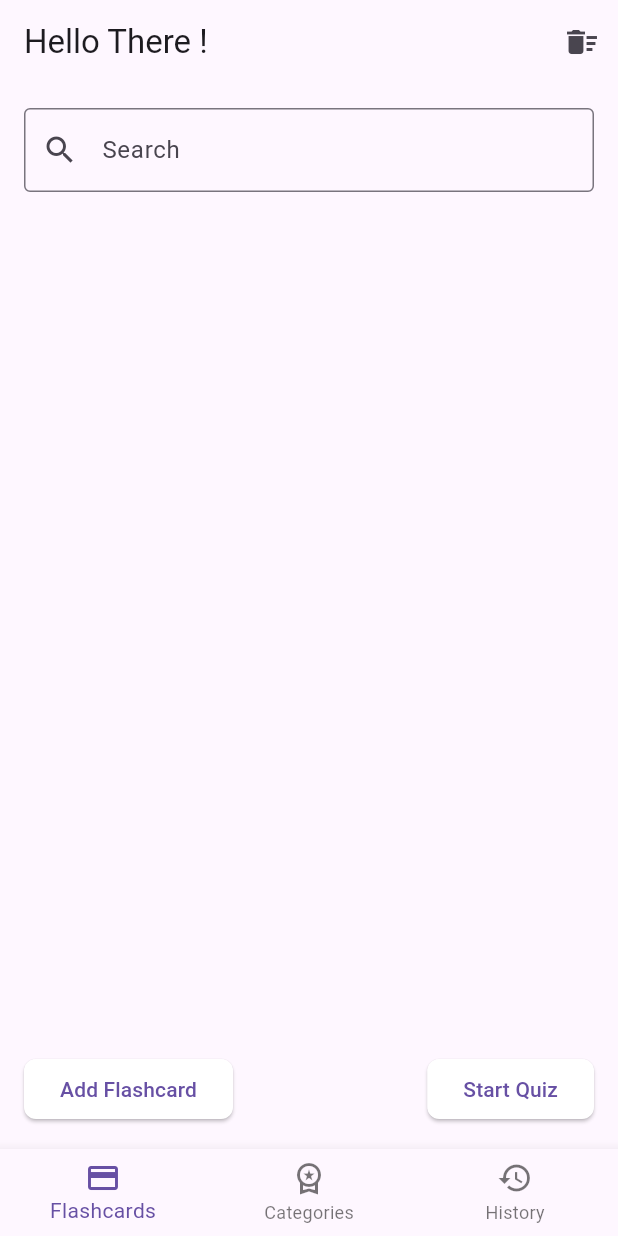
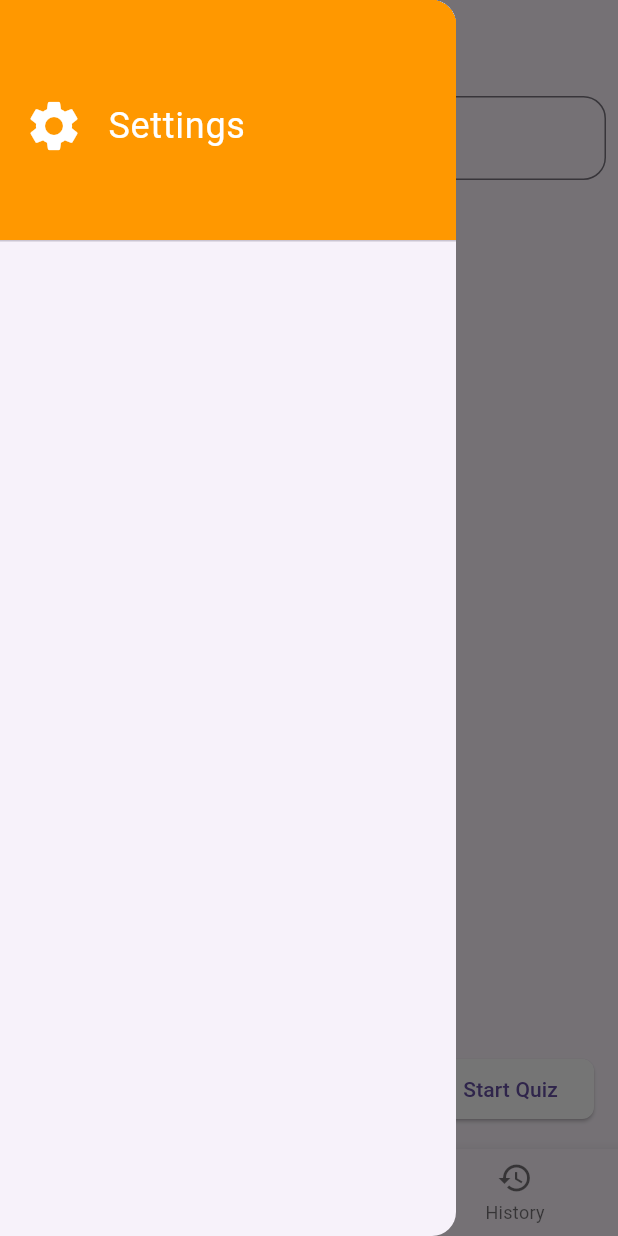
Before and after one commit to soutAhmedTayseer/CodeAlpha_Flashcard-QuizApp, a Flutter app: the screen it shows after launch, with the side drawer open (before the commit the screen has no drawer), on a phone screen of 412 x 824 dp. Run offline on Flutter 3.47's test engine with Material 3 defaults, Android fonts, the phone set to English and light mode, and no system bars; our stand-ins replace animated_splash_screen, flutter_bloc, lottie, shared_preferences.

Commit message:
adding settings sidebar

```diff
--- a/lib/flashcards_screen.dart
+++ b/lib/flashcards_screen.dart
@@ -331,29 +331,17 @@ class _FlashcardsScreenState extends State<FlashcardsScreen> {
   @override
   Widget build(BuildContext context) {
     return Scaffold(
-      appBar: AppBar(
-        title: const Text('Hello There !'),
-        actions: [
-          if (_selectedIndices.isNotEmpty)
-            IconButton(
-              icon: const Icon(Icons.delete),
-              onPressed: _deleteSelectedFlashcards,
-            ),
-          IconButton(
-            icon: const Icon(Icons.delete_sweep),
-            onPressed: _deleteAllFlashcards,
-          ),
-        ],
-      ),
       body: Column(
         children: [
           Padding(
-            padding: const EdgeInsets.all(16.0),
+            padding: const EdgeInsets.all(8.0),
             child: TextField(
-              decoration: const InputDecoration(
-                border: OutlineInputBorder(),
+              decoration: InputDecoration(
+                border: OutlineInputBorder(
+                  borderRadius: BorderRadius.circular(15),
+                ),
                 labelText: 'Search',
-                prefixIcon: Icon(Icons.search),
+                prefixIcon: const Icon(Icons.search),
               ),
               onChanged: (value) {
                 setState(() {
--- a/lib/home_layout.dart
+++ b/lib/home_layout.dart
@@ -17,17 +17,66 @@ class _HomeLayoutState extends State<HomeLayout> {
   @override
   Widget build(BuildContext context) {
     return Scaffold(
+      appBar: AppBar(
+      ),
       body: BlocBuilder<AppCubit, AppStates>(
         builder: (context, state) {
           return IndexedStack(
             index: context.read<AppCubit>().currentIndex,
             children: [
-               FlashcardsScreen(),
-               CategoriesScreen(), // Your new screen
-               const ResultsScreen(),
+              FlashcardsScreen(),
+              CategoriesScreen(),
+               const HistoryScreen(),
             ],
           );
         },
+      ),
+      drawer: Drawer(
+        child: ListView(
+          padding: EdgeInsets.zero,
+          children: <Widget>[
+            const DrawerHeader(
+              decoration: BoxDecoration(
+                color: Colors.orange,
+              ),
+              child: Row(
+                children: [
+                  Icon(Icons.settings, size: 40, color: Colors.white),
+                  SizedBox(width: 16),
+                  Text('Settings', style: TextStyle(fontSize: 24, color: Colors.white)),
+                ],
+              ),
+            ),
+            // ListTile(
+            //   leading: const Icon(Icons.account_circle),
+            //   title: const Text('Profile'),
+            //   onTap: () {
+            //     // Handle profile navigation
+            //   },
+            // ),
+            // ListTile(
+            //   leading: const Icon(Icons.notifications),
+            //   title: const Text('Notifications'),
+            //   onTap: () {
+            //     // Handle notifications navigation
+            //   },
+            // ),
+            // ListTile(
+            //   leading: const Icon(Icons.help),
+            //   title: const Text('Help'),
+            //   onTap: () {
+            //     // Handle help navigation
+            //   },
+            // ),
+            // ListTile(
+            //   leading: const Icon(Icons.info),
+            //   title: const Text('About'),
+            //   onTap: () {
+            //     // Handle about navigation
+            //   },
+            // ),
+          ],
+        ),
       ),
       bottomNavigationBar: BottomNavigationBar(
         currentIndex: context.watch<AppCubit>().currentIndex,
```
Also changed, not shown: lib/categories_screen.dart (+2 -5 lines), lib/history_screen.dart (+5 -19 lines), lib/main.dart (+0 -22 lines), pubspec.yaml (+18 -53 lines), pubspec.lock.
